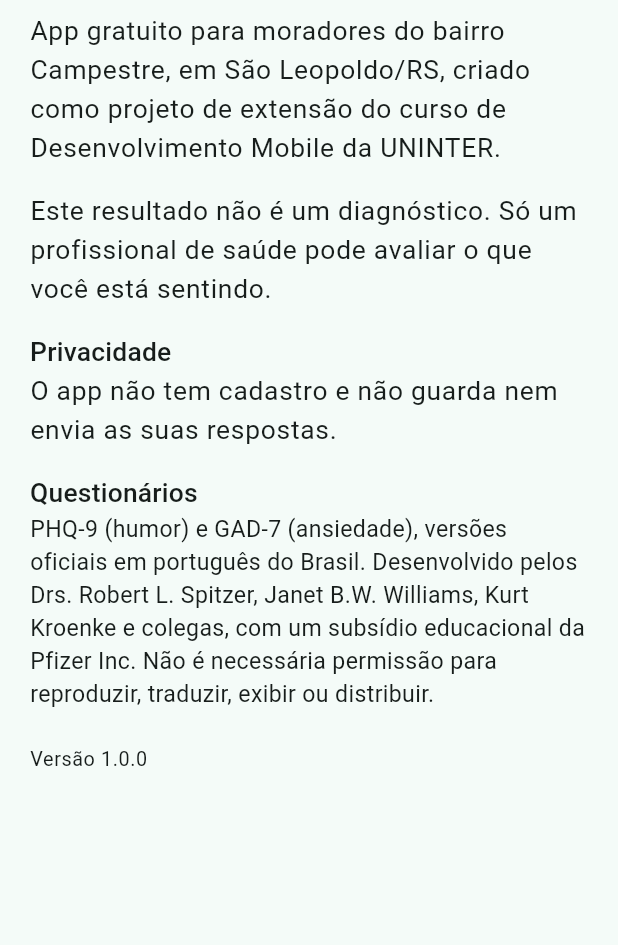
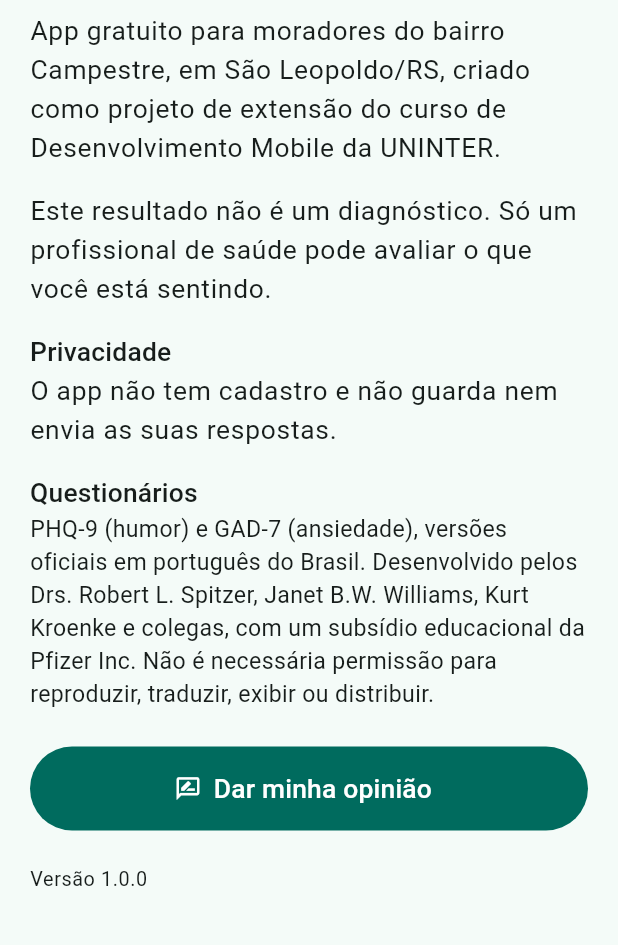
Before and after one commit to hvargasdev/acolhe-campestre, a Flutter app: the InicioTela screen opened directly, after a tap on the "info outline" icon, on a phone screen of 412 x 824 dp, the part 167-1112 px from its top. Run offline on Flutter 3.47's test engine with Material 3 defaults, Android fonts, the phone set to English and light mode, and no system bars; our stand-ins replace shared_preferences; accounts and stored records are empty.

Commit message:
Botão "Dar minha opinião" com o formulário de feedback
Link do Google Forms de feedback (perguntas só sobre o app, nada de saúde)
na tela inicial e na tela Sobre.

```diff
--- a/lib/telas/inicio_tela.dart
+++ b/lib/telas/inicio_tela.dart
@@ -2,6 +2,7 @@ import 'package:flutter/material.dart';
 
 import '../dados/questionarios.dart';
 import '../modelos/questionario.dart';
+import '../util/abrir.dart';
 import 'onde_buscar_ajuda_tela.dart';
 import 'questionario_tela.dart';
 import 'sobre_tela.dart';
@@ -63,6 +64,16 @@ class InicioTela extends StatelessWidget {
               icon: const Icon(Icons.local_hospital_outlined),
               label: const Text('Onde buscar ajuda'),
             ),
+            if (linkFeedback.isNotEmpty) ...[
+              const SizedBox(height: 28),
+              const Divider(),
+              const SizedBox(height: 4),
+              TextButton.icon(
+                onPressed: () => abrirSite(context, linkFeedback),
+                icon: const Icon(Icons.rate_review_outlined),
+                label: const Text('Dar minha opinião sobre o app'),
+              ),
+            ],
           ],
         ),
       ),
--- a/lib/telas/sobre_tela.dart
+++ b/lib/telas/sobre_tela.dart
@@ -4,9 +4,10 @@ import '../dados/orientacoes.dart';
 import '../dados/questionarios.dart';
 import '../util/abrir.dart';
 
-/// Link do formulário de feedback (Google Forms). Enquanto estiver vazio, o
-/// botão "Dar minha opinião" não aparece.
-const linkFeedback = '';
+/// Link do formulário de feedback (Google Forms, só perguntas sobre o app).
+/// Enquanto estiver vazio, o botão "Dar minha opinião" não aparece.
+const linkFeedback =
+    'https://docs.google.com/forms/d/e/1FAIpQLSetcv2687naSXq1AH8Xj3sMkxIfMrxg-zAcZ4nvZKSWxWkD9w/viewform';
 
 const versaoApp = '1.0.0';
 
```
